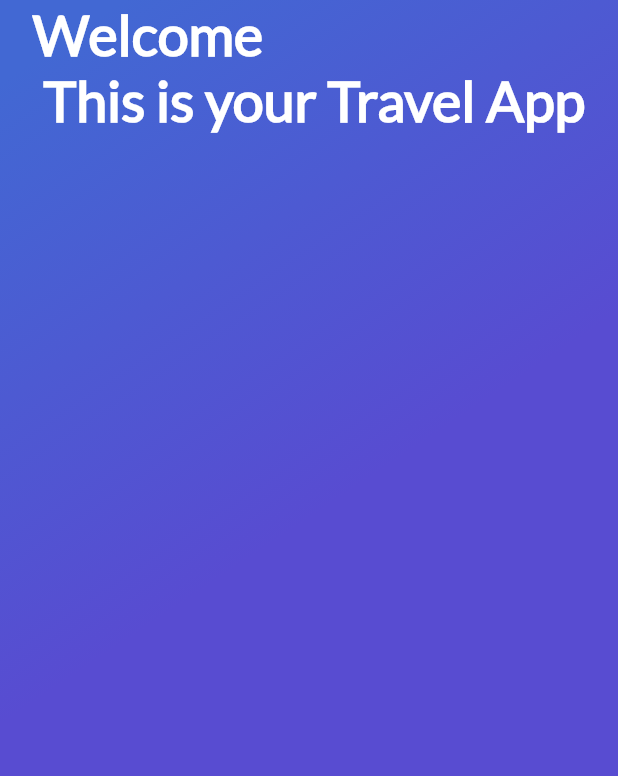
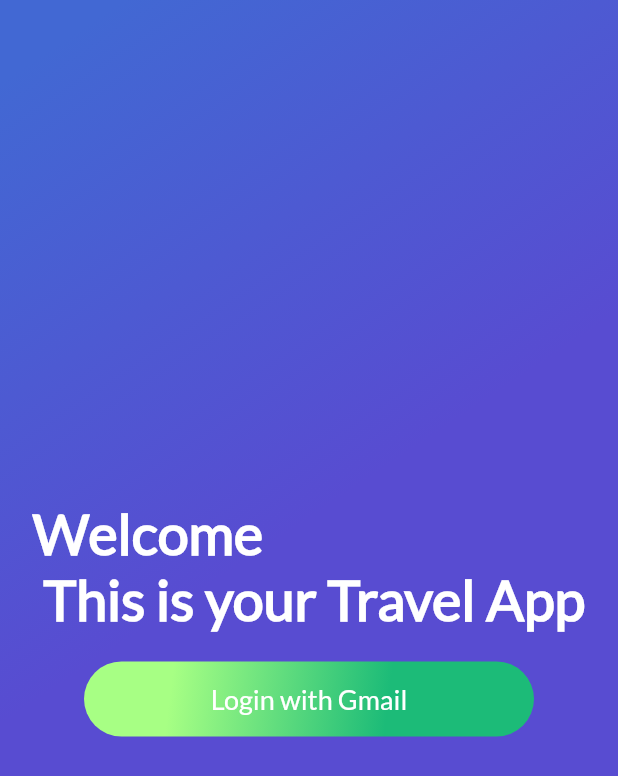
Before and after one commit to Pirris-Salas/FlutterAvanzado, a Flutter app: the screen it shows after launch, on a phone screen of 412 x 824 dp. Shown: the top 776 px of the screen. Run offline on Flutter 3.47's test engine with Material 2 defaults, Android fonts, the phone set to English and light mode, and no system bars; missing offline and left inert: generic_bloc_provider; statements that could not run were skipped.

Commit message:
Se crea el widget genérico Botón Verde

```diff
--- a/lib/User/ui/screens/sign_in_screen.dart
+++ b/lib/User/ui/screens/sign_in_screen.dart
@@ -1,5 +1,6 @@
 
 import 'package:flutter/material.dart';
+import 'package:my_trips_flutter_app/widgets/button_green.dart';
 import 'package:my_trips_flutter_app/widgets/gradient_back.dart';
 
 class SignInScreen extends StatefulWidget{
@@ -27,6 +28,7 @@ class _SignInScreen extends State<SignInScreen>{
         children: <Widget>[
           GradientBack(" ",height),
           Column(
+            mainAxisAlignment: MainAxisAlignment.center,
             children: <Widget>[
               Text("Welcome\n This is your Travel App",
                 style: TextStyle(
@@ -36,7 +38,7 @@ class _SignInScreen extends State<SignInScreen>{
                   fontWeight: FontWeight.bold,
                 ),
               ),
-
+              ButtonGreen(text: "Login with Gmail", onPressed: (){}, width: 300.0, height: 50.0)
             ],
           ),
         ],
--- /dev/null
+++ b/lib/widgets/button_green.dart
@@ -0,0 +1,63 @@
+import 'package:flutter/material.dart';
+
+class ButtonGreen extends StatefulWidget{
+
+  final String text;
+  final VoidCallback onPressed; //recibe un comportamiento o funcion como parametro
+  double height =0.0;
+  double width = 0.0;
+
+  ButtonGreen({Key key, @required this.text, @required this.onPressed, this.height, this.width});
+
+  @override
+  State<StatefulWidget> createState() {
+    return _ButtonGreen();
+  }
+
+}
+
+//widget se utiliza para acceder a variables desde una clase hija o inner.
+
+class _ButtonGreen extends State<ButtonGreen>{
+
+  @override
+  Widget build(BuildContext context) {
+    return  InkWell(
+      onTap: widget.onPressed,
+      child: Container(
+        margin: EdgeInsets.only(
+          top: 20.0,
+          left: 20.0,
+          right: 20.0,
+        ),
+        height: widget.height,
+        width: widget.width,
+        decoration: BoxDecoration(
+          borderRadius: BorderRadius.all(Radius.circular(30.0)),
+          gradient: LinearGradient(
+              colors: [
+                Color(0xFFa7ff84),//arriba
+                Color(0xFF1cbb78),//abajo
+              ],
+            begin: FractionalOffset(0.2,0.0),
+            end: FractionalOffset(1.0,0.6),
+            stops: [0.0,0.6],
+            tileMode: TileMode.clamp
+          ),
+        ),
+        child: Center(
+          child: Text(
+            widget.text,
+            style: TextStyle(
+              fontSize: 18.0,
+              fontFamily: "Lato",
+              color: Colors.white,
+            ),
+          ),
+        ),
+      ),
+    );
+  }
+
+
+}
```
Also changed, not shown: 1 other file.
